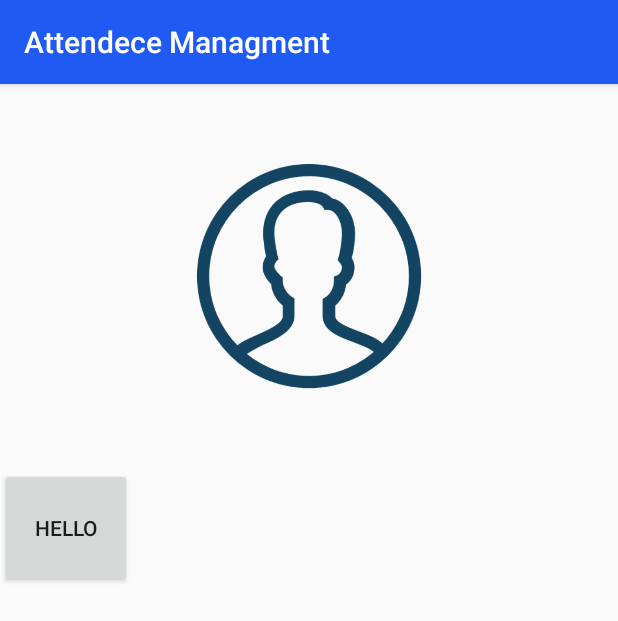
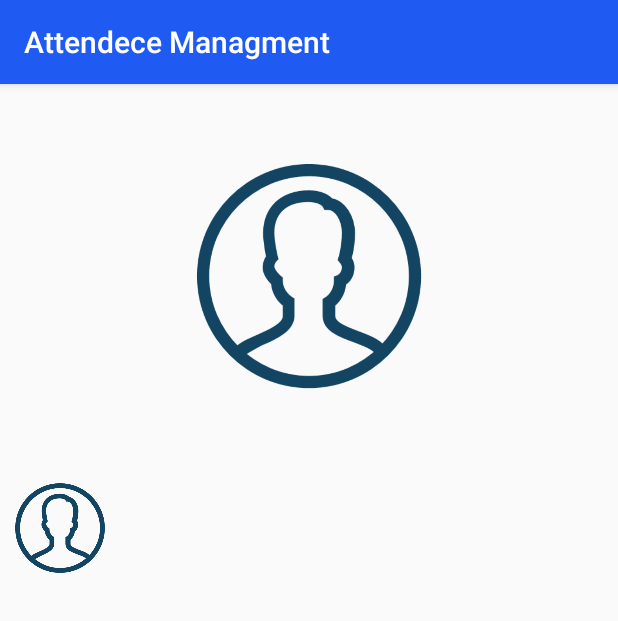
Before and after one commit to Minhasokz2/AttendeceManagment, an Android app: the activity_profile screen opened directly, with no data from a screen before it, on a phone screen of 412 x 824 dp. Shown: the top 621 px of the screen. Run offline under Robolectric (Android 15) with nearby library versions, the phone set to English and light mode, and no system bars; our stand-ins replace CircleImageView.

Commit message:
New Update

```diff
--- a/app/src/main/res/layout/activity_profile.xml
+++ b/app/src/main/res/layout/activity_profile.xml
@@ -39,10 +39,7 @@
                    xmlns:android="http://schemas.android.com/apk/res/android"
                    android:layout_width="match_parent"
                    android:layout_height="match_parent">
-                   <Button
-                       android:layout_width="match_parent"
-                       android:layout_height="match_parent"
-                       android:text="Hello" />
+
                    <ImageView
                        android:layout_width="80dp"
                        android:layout_height="80dp"
```
